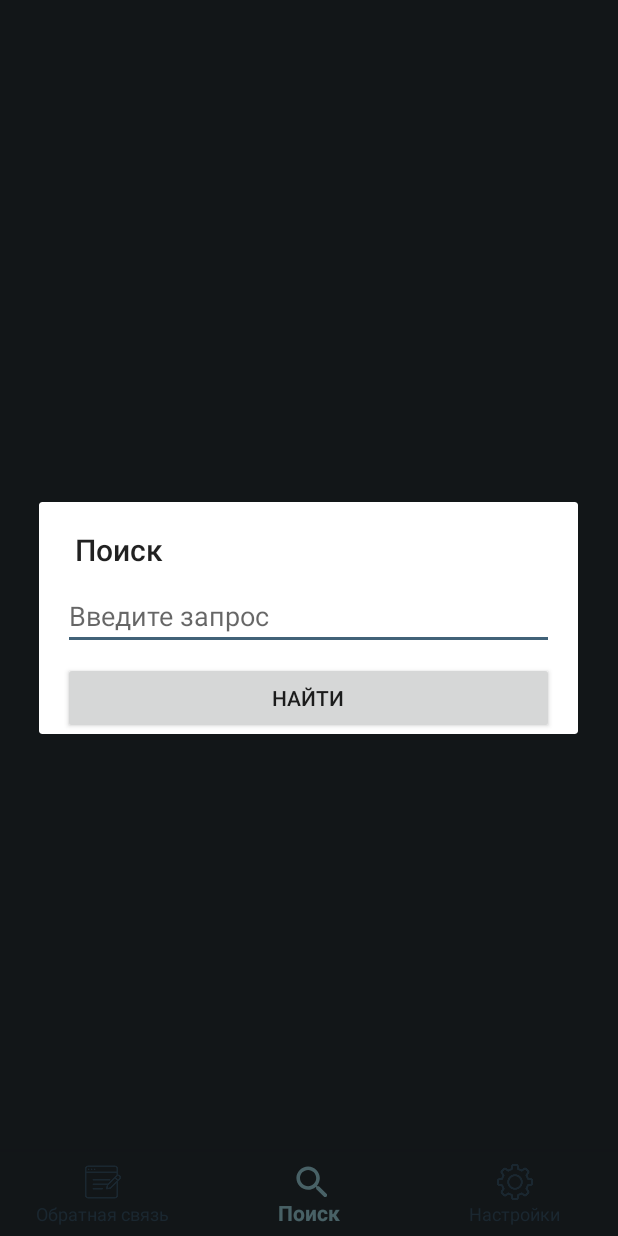
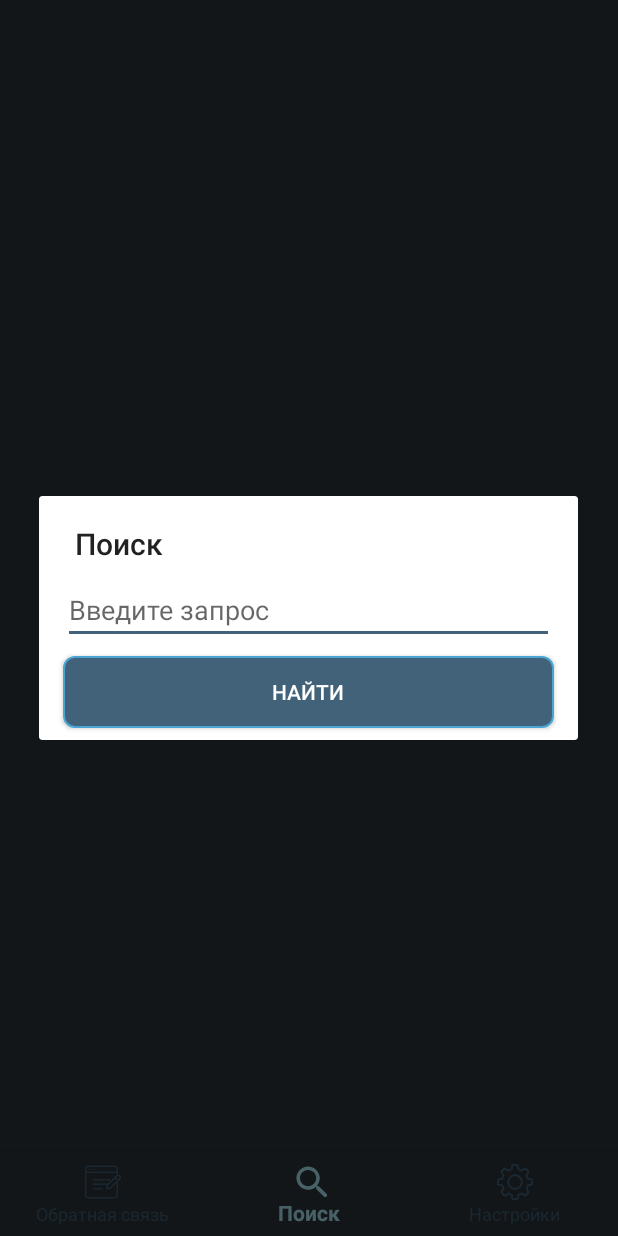
Before and after one commit to shcherbuk96/Hodite, an Android app: the screen it shows after launch (WebActivity), item 2 of the bottom bar chosen, on a phone screen of 412 x 824 dp. Run offline under Robolectric (Android 15) with nearby library versions, the phone set to English and light mode, and no system bars; libraries missing offline, so code that uses them is left out: com.kobakei.ratethisapp, org.xwalk.core; plain views replace XWalkView; pictures from the network do not load; 7 statements that could not run were skipped.

Commit message:
fix style

```diff
--- a/app/build.gradle
+++ b/app/build.gradle
@@ -31,7 +31,7 @@ dependencies {
     implementation 'com.android.support:appcompat-v7:27.1.1'
     implementation 'com.google.firebase:firebase-messaging:15.0.2'
     implementation 'com.android.support:support-v4:27.1.1'
-    implementation 'com.android.support.constraint:constraint-layout:1.1.0'
+    implementation 'com.android.support.constraint:constraint-layout:1.1.2'
     compile 'com.android.support:customtabs:27.1.1'
     compile 'com.android.support:appcompat-v7:27.1.1'
     compile 'com.android.support:design:27.1.1'
--- a/app/src/main/res/layout/search_dialog.xml
+++ b/app/src/main/res/layout/search_dialog.xml
@@ -1,6 +1,5 @@
 <?xml version="1.0" encoding="utf-8"?>
-<android.support.constraint.ConstraintLayout
-    xmlns:android="http://schemas.android.com/apk/res/android"
+<android.support.constraint.ConstraintLayout xmlns:android="http://schemas.android.com/apk/res/android"
     xmlns:app="http://schemas.android.com/apk/res-auto"
     android:layout_width="match_parent"
     android:layout_height="match_parent">
@@ -26,14 +25,20 @@
         android:id="@+id/search_dialog_find_btn"
         android:layout_width="0dp"
         android:layout_height="wrap_content"
+        android:layout_marginBottom="8dp"
         android:layout_marginEnd="16dp"
         android:layout_marginLeft="16dp"
         android:layout_marginRight="16dp"
         android:layout_marginStart="16dp"
         android:layout_marginTop="8dp"
+        android:background="@drawable/bg_button"
         android:text="@string/search_dialog_button"
+        android:textColor="@android:color/white"
+        app:layout_constraintBottom_toBottomOf="parent"
         app:layout_constraintEnd_toEndOf="parent"
         app:layout_constraintHorizontal_bias="0.0"
         app:layout_constraintStart_toStartOf="parent"
-        app:layout_constraintTop_toBottomOf="@+id/search_dialog_edit_text" />
+        app:layout_constraintTop_toBottomOf="@+id/search_dialog_edit_text"
+        app:layout_constraintVertical_bias="0.0" />
+
 </android.support.constraint.ConstraintLayout>
```
Also changed, not shown: app/src/main/res/layout/feedback.xml (+19 -16 lines).
